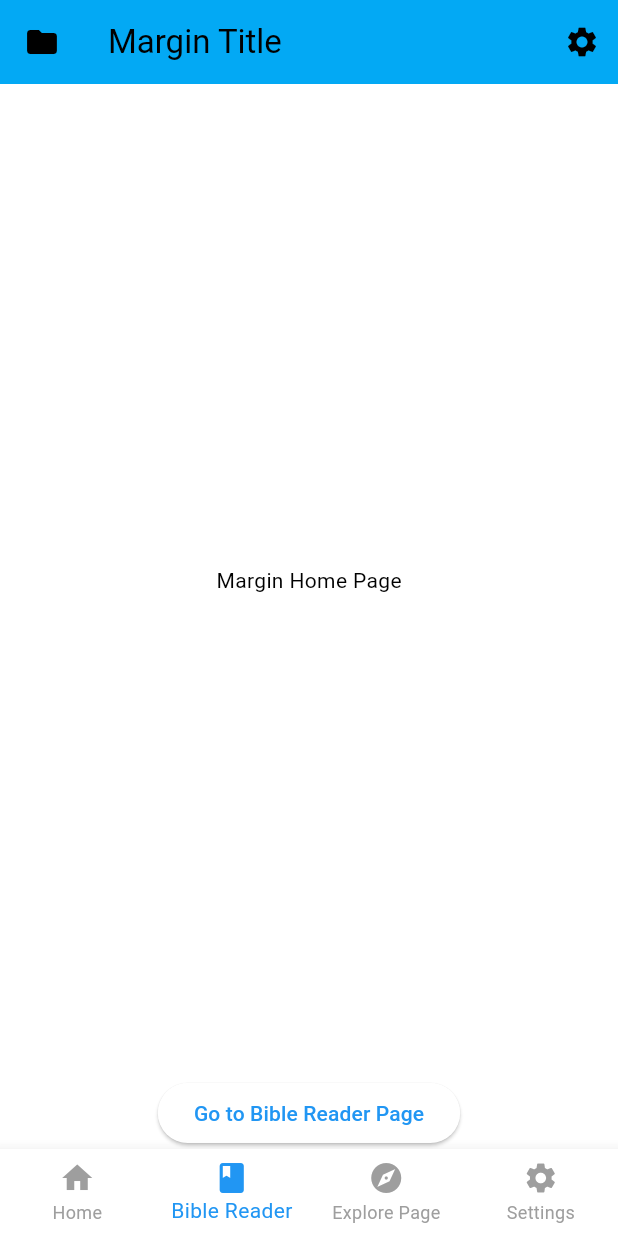
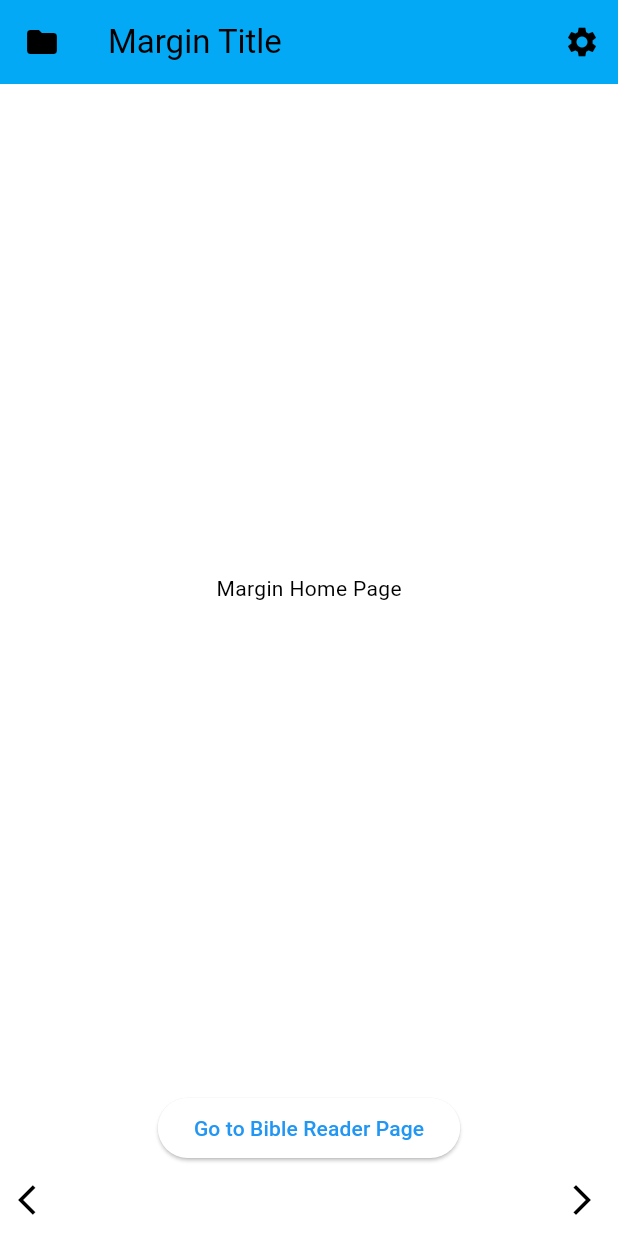
Before and after one commit to BereanBible/BereanBibleFlutter, a Flutter app: the screen it shows after launch, on a phone screen of 412 x 824 dp. Run offline on Flutter 3.47's test engine with Material 3 defaults, Android fonts, the light colour scheme and no system bars; our stand-ins replace responsive_builder.

Commit message:
Starting to implement he BibleBottomNavbar

```diff
--- a/berean_bible_app/lib/main.dart
+++ b/berean_bible_app/lib/main.dart
@@ -54,6 +54,10 @@ class MyAppState extends ChangeNotifier {
 
   BibleReference readerReference = BibleReference(1, 1, 0);
   BibleReference getReaderRef() => readerReference;
+
+  void setReference(BibleReference r) {
+    readerReference = r;
+  }
 }
 
 class MyHomePage extends StatefulWidget {
--- a/berean_bible_app/lib/widgets/bibleReaderWidgets/BibleBottomNavBar.dart
+++ b/berean_bible_app/lib/widgets/bibleReaderWidgets/BibleBottomNavBar.dart
@@ -1,4 +1,8 @@
+import 'package:berean_bible_app/classes/BibleReference.dart';
 import 'package:flutter/material.dart';
+import 'package:provider/provider.dart';
+import 'package:berean_bible_app/main.dart';
+import 'package:berean_bible_app/functions/bibleUtilFunctions.dart';
 
 class BibleBottomNavBar extends StatefulWidget {
   @override
@@ -10,35 +14,82 @@ class _BibleBottomNavBarState extends State<BibleBottomNavBar> {
 
   @override
   Widget build(BuildContext context) {
-    return BottomNavigationBar(
-      type: BottomNavigationBarType.fixed,
-      items: [
-        BottomNavigationBarItem(
-          icon: Icon(Icons.home),
-          label: 'Home',
-        ),
-        BottomNavigationBarItem(
-          icon: Icon(Icons.book),
-          label: 'Bible Reader',
-        ),
-        BottomNavigationBarItem(
-          icon: Icon(Icons.explore),
-          label: 'Explore Page',
-        ),
-        BottomNavigationBarItem(
-          icon: Icon(Icons.settings),
-          label: 'Settings',
-        ),
-      ],
-      currentIndex: 1,
-      selectedItemColor: Colors.blue,
-      unselectedItemColor: Colors.grey,
-      showUnselectedLabels: true,
-      onTap: (value) {
-        setState(() {
-          // selectedIndex = value;
-        });
-      },
-    );
+    return Row(children: [
+      IconButton(
+        icon: const Icon(Icons.arrow_back_ios),
+        tooltip: 'Back a chapter',
+        onPressed: () {
+
+          var ref = Provider.of<MyAppState>(context, listen: false).readerReference;
+          BibleReference newRef = BibleReference(ref.bookNum, ref.chapter, 0);
+
+          if (ref.chapter > 1) {
+            newRef.chapter--;
+          } else if (ref.bookNum > 1) {
+            newRef.bookNum--;
+            newRef.chapter = getNumChapters((ref.bookNum)-1);
+          }
+
+          Provider.of<MyAppState>(context, listen: false).setReference(newRef);
+
+          /*DEBUG*/print("Back a chapter pressed");
+          /*DEBUG*/print("Ref="+ref.toString());
+        },
+      ),
+      Spacer(),
+      IconButton(
+        icon: const Icon(Icons.arrow_forward_ios),
+        tooltip: 'Forward a chapter',
+        onPressed: () {
+
+          var ref = Provider.of<MyAppState>(context, listen: false).readerReference;
+          BibleReference newRef = BibleReference(ref.bookNum, ref.chapter, 0);
+
+          if (ref.chapter + 1 <= getNumChapters(ref.bookNum)) {
+            // if book has another chapter
+            newRef.chapter++;
+          } else if (ref.bookNum < 66) {
+            // if there is a next book
+            newRef.bookNum++;
+            newRef.chapter = 1;
+          }
+
+          Provider.of<MyAppState>(context, listen: false).setReference(newRef);
+
+          /*DEBUG*/print("Forward a chapter pressed");
+          /*DEBUG*/print("Ref="+ref.toString());
+        },
+      ),
+    ]);
+    // return BottomNavigationBar(
+    //   type: BottomNavigationBarType.fixed,
+    //   items: [
+    //     BottomNavigationBarItem(
+    //       icon: Icon(Icons.home),
+    //       label: 'Home',
+    //     ),
+    //     BottomNavigationBarItem(
+    //       icon: Icon(Icons.book),
+    //       label: 'Bible Reader',
+    //     ),
+    //     BottomNavigationBarItem(
+    //       icon: Icon(Icons.explore),
+    //       label: 'Explore Page',
+    //     ),
+    //     BottomNavigationBarItem(
+    //       icon: Icon(Icons.settings),
+    //       label: 'Settings',
+    //     ),
+    //   ],
+    //   currentIndex: 1,
+    //   selectedItemColor: Colors.blue,
+    //   unselectedItemColor: Colors.grey,
+    //   showUnselectedLabels: true,
+    //   onTap: (value) {
+    //     setState(() {
+    //       // selectedIndex = value;
+    //     });
+    //   },
+    // );
   }
 }
```
Also changed, not shown: berean_bible_app/lib/pages/BibleReaderPage.dart (+7 -21 lines).
